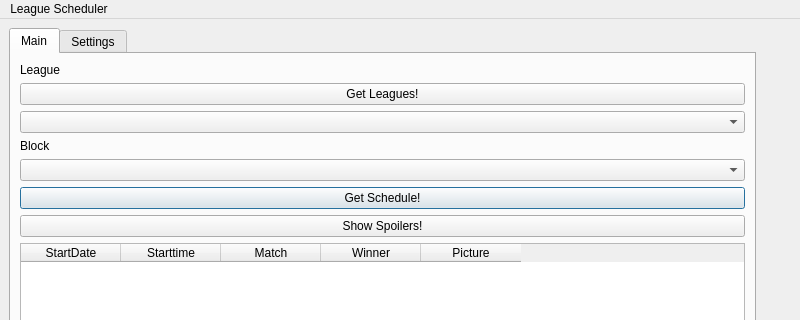
First picture: the form in ui/mainwindow.ui, repository OneLazyAdmin/LeagueScheduler, before the edit; both pictures show x 0 to 800 and y 0 to 320 of the 800 by 600 pixel window.
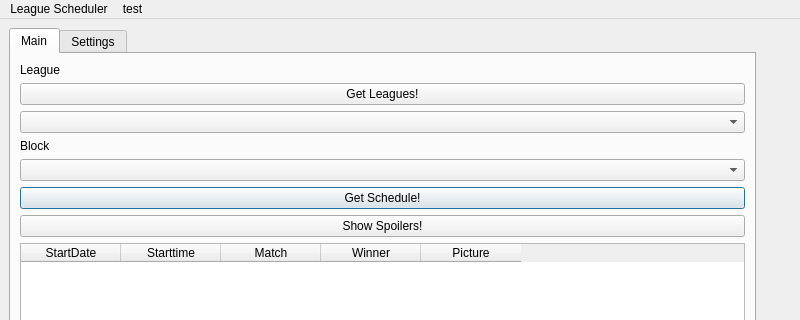
Second picture: the form after the edit. Icons and pictures are not drawn.

Commit message: Included another menu-button. Just to see how it works

What changed in the file:
```diff
--- a/ui/mainwindow.ui
+++ b/ui/mainwindow.ui
@@ -246,7 +246,13 @@
      <string>League Scheduler</string>
     </property>
    </widget>
+   <widget class="QMenu" name="menutest">
+    <property name="title">
+     <string>test</string>
+    </property>
+   </widget>
    <addaction name="menuLeague_Scheduler"/>
+   <addaction name="menutest"/>
   </widget>
   <widget class="QStatusBar" name="statusbar"/>
  </widget>
```
The commit also changes 1 other file.
